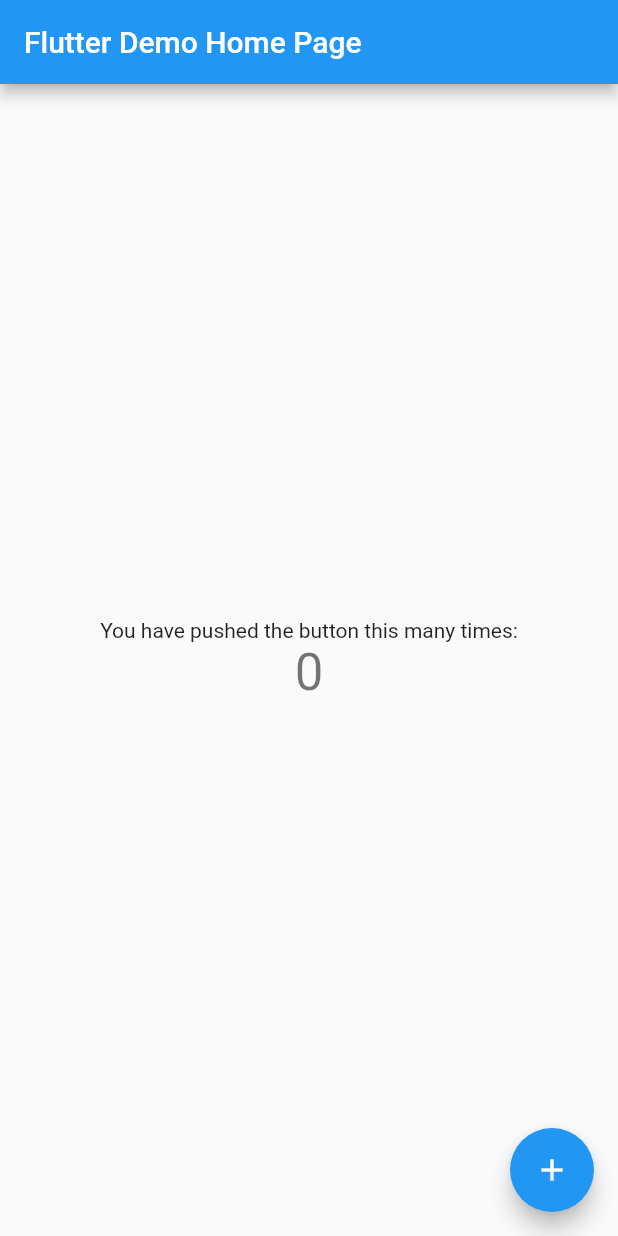
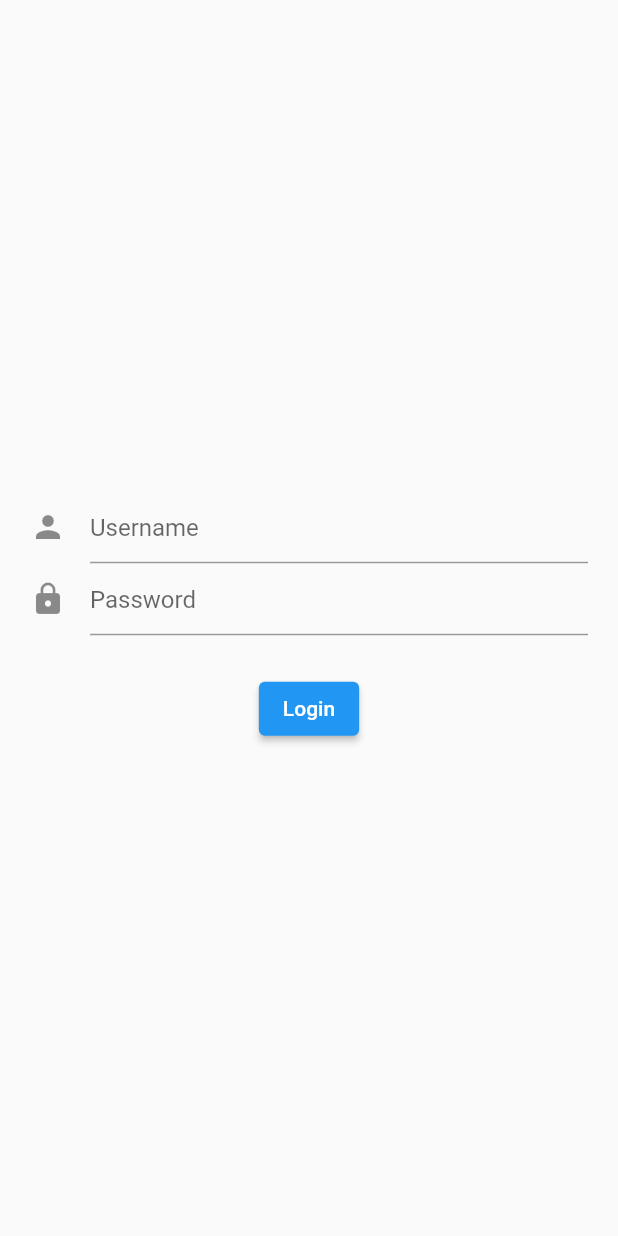
Before and after one commit to warren1946/momentum_bank, a Flutter app: the screen it shows after launch, on a phone screen of 412 x 824 dp. Run offline on Flutter 3.47's test engine with Material 2 defaults, Android fonts, the phone set to English and light mode, and no system bars; our stand-ins replace shared_preferences; missing offline and left inert: ndialog.

Commit message:
- Added Login screen - App custom utils which include progress dialog, snackbar, etc. - Implemented MVVM for login. - Consumed login service and logged the user in. - Saved login response to shared preference.

```diff
--- /dev/null
+++ b/lib/app/login/model/login_repository.dart
@@ -0,0 +1,19 @@
+import 'package:momentum_bank/app/utils/app_constants.dart';
+import 'package:momentum_bank/app/utils/app_preferences.dart';
+
+import 'login_request.dart';
+import 'login_response.dart';
+import 'login_service.dart';
+
+class LoginRepository {
+  LoginService _loginService = LoginService();
+
+  Future<LoginResponse> loginUser({LoginRequest loginRequest}) async {
+    dynamic response = await _loginService.loginUser(loginRequest: loginRequest);
+    LoginResponse _loginResponse = LoginResponse.fromJson(response);
+    if (_loginResponse.registered) {
+      appPreferences.save(key: AppConstants.PREF_LOGIN_RESPONSE, value: _loginResponse);
+    }
+    return _loginResponse;
+  }
+}
--- /dev/null
+++ b/lib/app/login/model/login_request.dart
@@ -0,0 +1,21 @@
+class LoginRequest {
+  String email;
+  String password;
+  bool returnSecureToken;
+
+  LoginRequest({this.email, this.password, this.returnSecureToken});
+
+  LoginRequest.fromJson(dynamic json) {
+    email = json['email'];
+    password = json['password'];
+    returnSecureToken = json['returnSecureToken'];
+  }
+
+  Map<String, dynamic> toJson() {
+    var map = <String, dynamic>{};
+    map['email'] = email;
+    map['password'] = password;
+    map['returnSecureToken'] = returnSecureToken;
+    return map;
+  }
+}
--- /dev/null
+++ b/lib/app/login/model/login_response.dart
@@ -0,0 +1,36 @@
+class LoginResponse {
+  String kind;
+  String localId;
+  String email;
+  String displayName;
+  String idToken;
+  bool registered;
+  String refreshToken;
+  String expiresIn;
+
+  LoginResponse({this.kind, this.localId, this.email, this.displayName, this.idToken, this.registered, this.refreshToken, this.expiresIn});
+
+  LoginResponse.fromJson(dynamic json) {
+    kind = json['kind'];
+    localId = json['localId'];
+    email = json['email'];
+    displayName = json['displayName'];
+    idToken = json['idToken'];
+    registered = json['registered'];
+    refreshToken = json['refreshToken'];
+    expiresIn = json['expiresIn'];
+  }
+
+  Map<String, dynamic> toJson() {
+    var map = <String, dynamic>{};
+    map['kind'] = kind;
+    map['localId'] = localId;
+    map['email'] = email;
+    map['displayName'] = displayName;
+    map['idToken'] = idToken;
+    map['registered'] = registered;
+    map['refreshToken'] = refreshToken;
+    map['expiresIn'] = expiresIn;
+    return map;
+  }
+}
--- /dev/null
+++ b/lib/app/login/view/login_screen.dart
@@ -0,0 +1,107 @@
+import 'package:flutter/material.dart';
+import 'package:momentum_bank/app/login/model/login_response.dart';
+import 'package:momentum_bank/app/login/view_model/login_view_model.dart';
+import 'package:momentum_bank/app/utils/app_alert_dialog.dart';
+import 'package:momentum_bank/app/utils/input_validation_mixin.dart';
+import 'package:ndialog/ndialog.dart';
+
+class LoginScreen extends StatelessWidget with InputValidationMixin {
+  final _formKey = GlobalKey<FormState>();
+  LoginViewModel loginViewModel = LoginViewModel();
+  TextEditingController usernameController = TextEditingController();
+  TextEditingController passwordController = TextEditingController();
+
+  @override
+  Widget build(BuildContext context) {
+    return Scaffold(
+      body: _loginForm(context),
+    );
+  }
+
+  Widget _loginForm(BuildContext context) {
+    return Form(
+      key: _formKey,
+      child: Padding(
+        padding: EdgeInsets.symmetric(horizontal: 20),
+        child: Column(
+          mainAxisAlignment: MainAxisAlignment.center,
+          children: [
+            _usernameField(),
+            _passwordField(),
+            SizedBox(
+              height: 25,
+            ),
+            _loginButton(context),
+          ],
+        ),
+      ),
+    );
+  }
+
+  Widget _usernameField() {
+    return TextFormField(
+      controller: usernameController,
+      decoration: InputDecoration(
+        icon: Icon(Icons.person),
+        hintText: 'Username',
+      ),
+      validator: (value) {
+        if (isEmailValid(value))
+          return null;
+        else
+          return 'Please enter a valid email address';
+      },
+    );
+  }
+
+  Widget _passwordField() {
+    return TextFormField(
+      controller: passwordController,
+      obscureText: true,
+      decoration: InputDecoration(
+        icon: Icon(Icons.lock),
+        hintText: 'Password',
+      ),
+      validator: (value) {
+        if (isPasswordValid(value))
+          return null;
+        else
+          return 'Password should have a minimum of 8 characters.';
+      },
+    );
+  }
+
+  Widget _loginButton(BuildContext context) {
+    return ElevatedButton(
+      onPressed: () async {
+        FocusScope.of(context).unfocus();
+        if (_formKey.currentState.validate()) {
+          _formKey.currentState.save();
+
+          ProgressDialog progressDialog = AppAlertDialog().progressDialog(context: context, text: 'Logging in...');
+          progressDialog.show();
+
+          LoginResponse _response = await loginViewModel.loginUser(
+            username: usernameController.text,
+            password: passwordController.text,
+            returnSecureToken: true,
+          );
+
+          if (_response != null) {
+            progressDialog.dismiss();
+            //Navigator.push(context, MaterialPageRoute(builder: (context) => CymlessHomeScreen()));
+          } else {
+            progressDialog.dismiss();
+            AppAlertDialog().showSnackBar(context: context, text: 'Invalid username and or password!');
+          }
+        }
+      },
+      child: Text('Login'),
+    );
+  }
+
+  void _showSnackBar(BuildContext context, String message) {
+    final snackBar = SnackBar(content: Text(message));
+    ScaffoldMessenger.of(context).showSnackBar(snackBar);
+  }
+}
--- /dev/null
+++ b/lib/app/login/view_model/login_view_model.dart
@@ -0,0 +1,26 @@
+import 'package:momentum_bank/app/login/model/login_repository.dart';
+import 'package:momentum_bank/app/login/model/login_request.dart';
+import 'package:momentum_bank/app/login/model/login_response.dart';
+import 'package:momentum_bank/app/utils/app_constants.dart';
+import 'package:momentum_bank/app/utils/app_preferences.dart';
+
+class LoginViewModel {
+  Future<LoginResponse> loginUser({String username, String password, bool returnSecureToken}) async {
+    LoginResponse loginResponse;
+    try {
+      LoginRequest _request = LoginRequest(
+        email: username,
+        password: password,
+        returnSecureToken: returnSecureToken,
+      );
+      loginResponse = await LoginRepository().loginUser(loginRequest: _request);
+    } catch (e) {
+      print(e);
+    }
+    return loginResponse;
+  }
+
+  LoginResponse getLoggedInUser() {
+    return LoginResponse.fromJson(appPreferences.read(key: AppConstants.PREF_LOGIN_RESPONSE));
+  }
+}
--- /dev/null
+++ b/lib/app/utils/app_constants.dart
@@ -0,0 +1,11 @@
+class AppConstants {
+  static const String API_LOGIN_USER =
+      'https://www.googleapis.com/identitytoolkit/v3/relyingparty/verifyPassword?key=AIzaSyAR4Yezxk7Ao4qeFntu7tIvE7pH28Eh64Y';
+  static const String API_BASE_CLIENT_URL = "https://momentum-retail-practical-test.firebaseio.com/clients/";
+  static const String API_BASE_ACCOUNTS = "https://momentum-retail-practical-test.firebaseio.com/accounts/";
+
+  /*
+  * Shared preference constants
+  * */
+  static const String PREF_LOGIN_RESPONSE = 'loginResponse';
+}
--- /dev/null
+++ b/lib/app/utils/base_service.dart
@@ -0,0 +1,5 @@
+import 'package:http/http.dart' show Client;
+
+class BaseService {
+  Client client = Client();
+}
--- /dev/null
+++ b/lib/app/utils/input_validation_mixin.dart
@@ -0,0 +1,10 @@
+mixin InputValidationMixin {
+  bool isPasswordValid(String password) => password.length >= 8;
+
+  bool isEmailValid(String email) {
+    Pattern pattern =
+        r'^(([^<>()[\]\\.,;:\s@"]+(\.[^<>()[\]\\.,;:\s@"]+)*)|(".+"))@((\[[0-9]{1,3}\.[0-9]{1,3}\.[0-9]{1,3}\.[0-9]{1,3}\])|(([a-zA-Z\-0-9]+\.)+[a-zA-Z]{2,}))$';
+    RegExp regex = new RegExp(pattern);
+    return regex.hasMatch(email);
+  }
+}
--- a/lib/main.dart
+++ b/lib/main.dart
@@ -1,7 +1,11 @@
 import 'package:flutter/material.dart';
+import 'package:momentum_bank/app/login/view/login_screen.dart';
 
-void main() {
+import 'app/utils/app_preferences.dart';
+
+Future<void> main() async {
   runApp(MyApp());
+  await appPreferences.init();
 }
 
 class MyApp extends StatelessWidget {
@@ -9,105 +13,12 @@ class MyApp extends StatelessWidget {
   @override
   Widget build(BuildContext context) {
     return MaterialApp(
-      title: 'Flutter Demo',
-      theme: ThemeData(
-        // This is the theme of your application.
-        //
-        // Try running your application with "flutter run". You'll see the
-        // application has a blue toolbar. Then, without quitting the app, try
-        // changing the primarySwatch below to Colors.green and then invoke
-        // "hot reload" (press "r" in the console where you ran "flutter run",
-        // or simply save your changes to "hot reload" in a Flutter IDE).
-        // Notice that the counter didn't reset back to zero; the application
-        // is not restarted.
-        primarySwatch: Colors.blue,
-      ),
-      home: MyHomePage(title: 'Flutter Demo Home Page'),
+      title: 'Momentum',
+      theme: ThemeData(primarySwatch: Colors.blue),
+      initialRoute: '/',
+      routes: {
+        '/': (context) => LoginScreen(),
+      },
     );
   }
 }
-
-class MyHomePage extends StatefulWidget {
-  MyHomePage({Key key, this.title}) : super(key: key);
-
-  // This widget is the home page of your application. It is stateful, meaning
-  // that it has a State object (defined below) that contains fields that affect
-  // how it looks.
-
-  // This class is the configuration for the state. It holds the values (in this
-  // case the title) provided by the parent (in this case the App widget) and
-  // used by the build method of the State. Fields in a Widget subclass are
-  // always marked "final".
-
-  final String title;
-
-  @override
-  _MyHomePageState createState() => _MyHomePageState();
-}
-
-class _MyHomePageState extends State<MyHomePage> {
-  int _counter = 0;
-
-  void _incrementCounter() {
-    setState(() {
-      // This call to setState tells the Flutter framework that something has
-      // changed in this State, which causes it to rerun the build method below
-      // so that the display can reflect the updated values. If we changed
-      // _counter without calling setState(), then the build method would not be
-      // called again, and so nothing would appear to happen.
-      _counter++;
-    });
-  }
-
-  @override
-  Widget build(BuildContext context) {
-    // This method is rerun every time setState is called, for instance as done
-    // by the _incrementCounter method above.
-    //
-    // The Flutter framework has been optimized to make rerunning build methods
-    // fast, so that you can just rebuild anything that needs updating rather
-    // than having to individually change instances of widgets.
-    return Scaffold(
-      appBar: AppBar(
-        // Here we take the value from the MyHomePage object that was created by
-        // the App.build method, and use it to set our appbar title.
-        title: Text(widget.title),
-      ),
-      body: Center(
-        // Center is a layout widget. It takes a single child and positions it
-        // in the middle of the parent.
-        child: Column(
-          // Column is also a layout widget. It takes a list of children and
-          // arranges them vertically. By default, it sizes itself to fit its
-          // children horizontally, and tries to be as tall as its parent.
-          //
-          // Invoke "debug painting" (press "p" in the console, choose the
-          // "Toggle Debug Paint" action from the Flutter Inspector in Android
-          // Studio, or the "Toggle Debug Paint" command in Visual Studio Code)
-          // to see the wireframe for each widget.
-          //
-          // Column has various properties to control how it sizes itself and
-          // how it positions its children. Here we use mainAxisAlignment to
-          // center the children vertically; the main axis here is the vertical
-          // axis because Columns are vertical (the cross axis would be
-          // horizontal).
-          mainAxisAlignment: MainAxisAlignment.center,
-          children: <Widget>[
-            Text(
-              'You have pushed the button this many times:',
-            ),
-            Text(
-              '$_counter',
-              style: Theme.of(context).textTheme.headline4,
-            ),
-          ],
-        ),
-      ),
-      floatingActionButton: FloatingActionButton(
-        onPressed: _incrementCounter,
-        tooltip: 'Increment',
-        child: Icon(Icons.add),
-      ), // This trailing comma makes auto-formatting nicer for build methods.
-    );
-  }
-}
```
Also changed, not shown: lib/app/login/model/login_service.dart (added, +31 -0 lines), lib/app/utils/apis/api_response.dart (added, +20 -0 lines), lib/app/utils/apis/app_exception.dart (added, +26 -0 lines), lib/app/utils/apis/process_api_response.dart (added, +24 -0 lines), lib/app/utils/app_alert_dialog.dart (added, +40 -0 lines), lib/app/utils/app_preferences.dart (added, +26 -0 lines), pubspec.yaml (+5 -52 lines), pubspec.lock, 1 other file.
